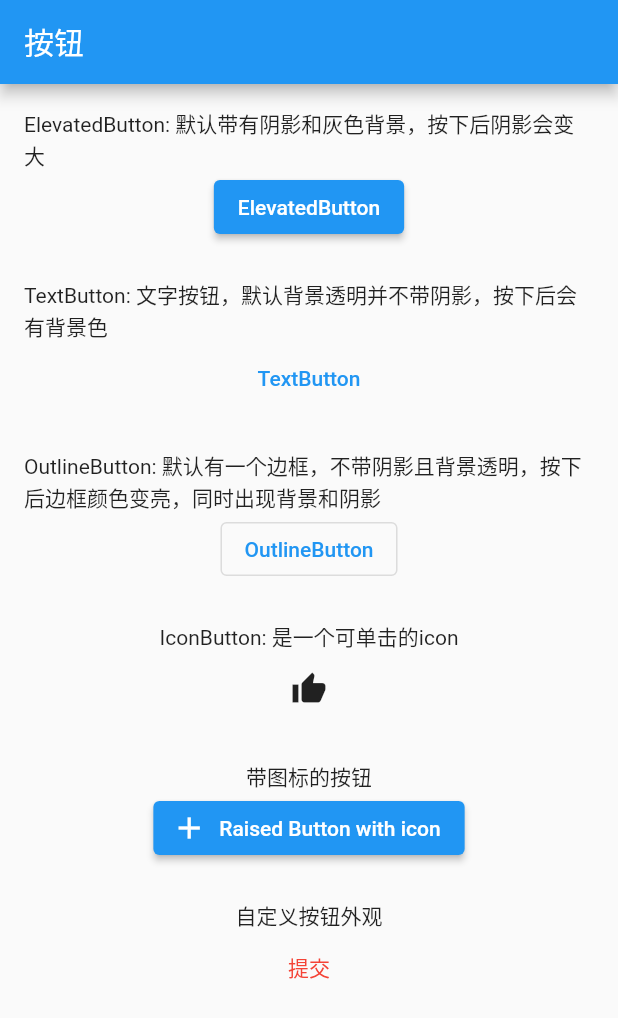
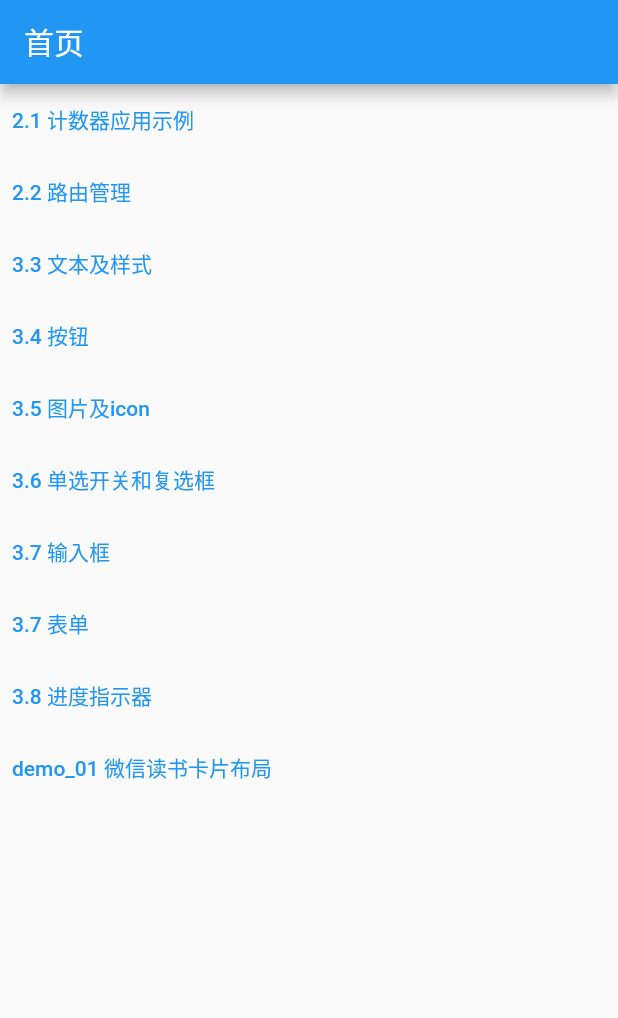
Before and after one commit to HiJingan/debut_flutter, a Flutter app: the screen it shows after launch, on a phone screen of 412 x 824 dp. Shown: the top 1018 px of the screen. Run offline on Flutter 3.47's test engine with Material 2 defaults, Android fonts, the phone set to English and light mode, and no system bars.

Commit message:
feat(route): 重构首页-添加路由表配置

```diff
--- /dev/null
+++ b/lib/home_page.dart
@@ -0,0 +1,86 @@
+import 'package:flutter/material.dart';
+
+class HomePage extends StatefulWidget {
+  @override
+  HomePageState createState() {
+    return new HomePageState();
+  }
+}
+
+class HomePageState extends State<HomePage> {
+  List routeList;
+
+  @override
+  void initState() {
+    routeList = [
+      {
+        'label': '2.1 计数器应用示例', //
+        'routeName': 'chapter_02_2_1_counter'
+      },
+      {
+        'label': '2.2 路由管理', //
+        'routeName': 'chapter_02_2_2_route_management'
+      },
+      {
+        'label': '3.3 文本及样式', //
+        'routeName': 'chapter_03_3_3_text'
+      },
+      {
+        'label': '3.4 按钮', //
+        'routeName': 'chapter_03_3_4_button'
+      },
+      {
+        'label': '3.5 图片及icon', //
+        'routeName': 'chapter_03_3_5_image_and_icon'
+      },
+      {
+        'label': '3.6 单选开关和复选框', //
+        'routeName': 'chapter_03_3_6_switch_and_checkbox'
+      },
+      {
+        'label': '3.7 输入框', //
+        'routeName': 'chapter_03_3_7_textfield'
+      },
+      {
+        'label': '3.7 表单', //
+        'routeName': 'chapter_03_3_7_form'
+      },
+      {
+        'label': '3.8 进度指示器', //
+        'routeName': 'chapter_03_3_8_process_indicator'
+      },
+      {
+        'label': 'demo_01 微信读书卡片布局', //
+        'routeName': 'demo_01_wechat_reader'
+      },
+    ];
+    super.initState();
+  }
+
+  @override
+  Widget build(BuildContext context) {
+    return Scaffold(
+        appBar: AppBar(title: Text('首页')),
+        body: SingleChildScrollView(child: _renderList()));
+  }
+
+  Widget _renderList() {
+    List<Widget> list = [];
+    Widget content;
+
+    routeList.forEach((item) {
+      list.add(new Row(children: <Widget>[
+        new TextButton(
+          child: Text(item['label']),
+          onPressed: () {
+            Navigator.pushNamed(context, item['routeName']);
+          },
+        )
+      ]));
+    });
+
+    content = new Column(children: list);
+
+    return content;
+  }
+}
--- a/lib/main.dart
+++ b/lib/main.dart
@@ -1,5 +1,5 @@
+import 'package:debut_flutter/home_page.dart';
 import 'package:flutter/material.dart';
-import 'package:debut_flutter/pages/default_page.dart';
 
 // chapter
 import 'package:debut_flutter/chapter_02/2.1_counter/counter.dart';
@@ -15,6 +15,20 @@ import 'package:debut_flutter/chapter_03/3.8_process_indicator/process_indicator
 // demos
 import 'package:debut_flutter/demos/01_wechat_reader/reader_navigator.dart';
 
+final routes = {
+  '/': (context) => HomePage(),
+  'chapter_02_2_1_counter': (context) => Counter(title: 'Debut Flutter'),
+  'chapter_02_2_2_route_management': (context) => RouteManagement(),
+  'chapter_03_3_3_text': (context) => TextDemo(),
+  'chapter_03_3_4_button': (context) => ButtonDemo(),
+  'chapter_03_3_5_image_and_icon': (context) => ImageAndIcon(),
+  'chapter_03_3_6_switch_and_checkbox': (context) => SwitchAndCheckbox(),
+  'chapter_03_3_7_textfield': (context) => TextfieldDemo(),
+  'chapter_03_3_7_form': (context) => FormDemo(),
+  'chapter_03_3_8_process_indicator': (context) => ProcessIndicator(),
+  'demo_01_wechat_reader': (context) => ReaderNavigator(),
+};
+
 // 应用入口
 // Flutter应用中使用main函数作为程序的入口
 // runApp方法功能是启动Flutter应用，它接受一个Widget参数
@@ -29,56 +43,12 @@ class MyApp extends StatelessWidget {
   Widget build(BuildContext context) {
     return MaterialApp(
         title: 'Debut Flutter',
-      // initialRoute: "/",
+        initialRoute: "/",
         theme: ThemeData(
           primarySwatch: Colors.blue,
           visualDensity: VisualDensity.adaptivePlatformDensity,
         ),
-      home: _renderSpecifiedHome('chapter_3.4'),
         // 注册路由表
-      // routes: {'/': (context) => _renderSpecifiedHome('chapter_3.3')},
-    );
-  }
-
-  /*
-   * 渲染指定的首页
-   *
-   * chapter_2.1               Flutter官方第一个示例，计数器
-   * chapter_2.2               路由管理
-   * chapter_3.3               文本及样式
-   * chapter_3.4               按钮
-   * chapter_3.5               图片和icon
-   * chapter_3.6               单选开关和复选框
-   * chapter_3.7_textfield     输入框
-   * chapter_3.7_form          表单
-   * chapter_3.8               进度指示器
-   *`
-   * demo_01_wechat_reader     微信读书简易版示例，导航组件与对应的页面卡片同步切换
-   */
-  _renderSpecifiedHome(String chapter) {
-    switch (chapter) {
-      case 'chapter_2.1':
-        return Counter(title: 'Debut Flutter');
-      case 'chapter_2.2':
-        return RouteManagement();
-      case 'chapter_3.3':
-        return TextDemo();
-      case 'chapter_3.4':
-        return ButtonDemo();
-      case 'chapter_3.5':
-        return ImageAndIcon();
-      case 'chapter_3.6':
-        return SwitchAndCheckbox();
-      case 'chapter_3.7_textfield':
-        return TextfieldDemo();
-      case 'chapter_3.7_form':
-        return FormDemo();
-      case 'chapter_3.8':
-        return ProcessIndicator();
-      case 'demo_01_wechat_reader':
-        return ReaderNavigator();
-      default:
-        return DefaultPage();
+        routes: routes);
   }
 }
-}
```
Lines whose indentation alone changed are shown as unchanged.
